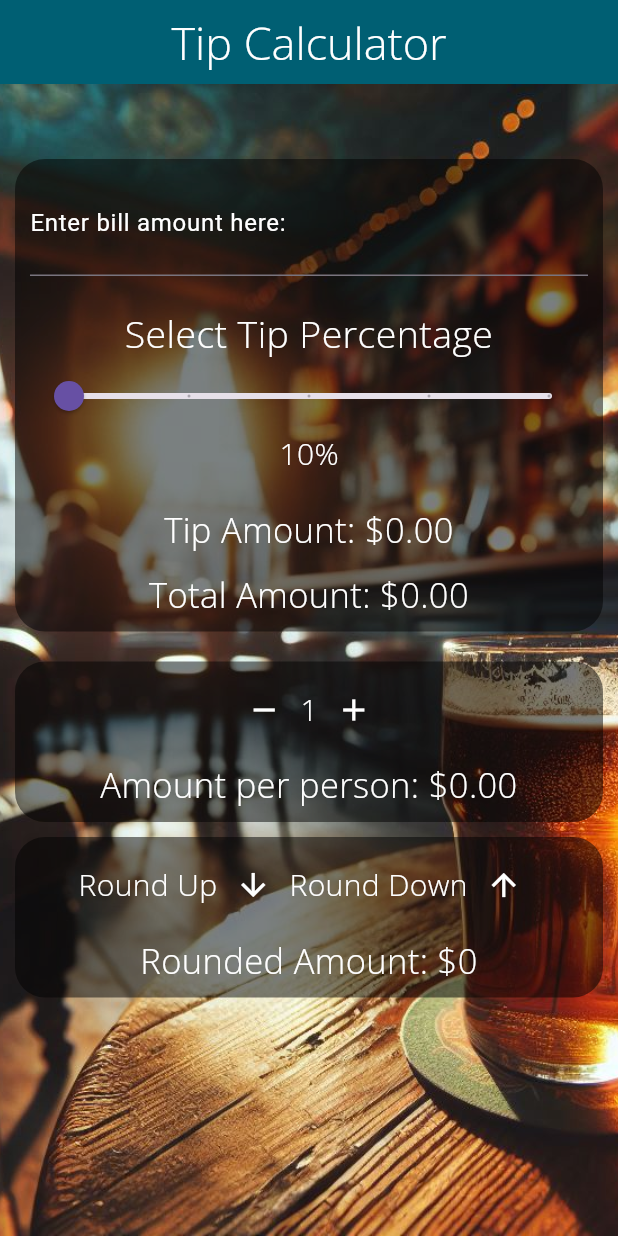
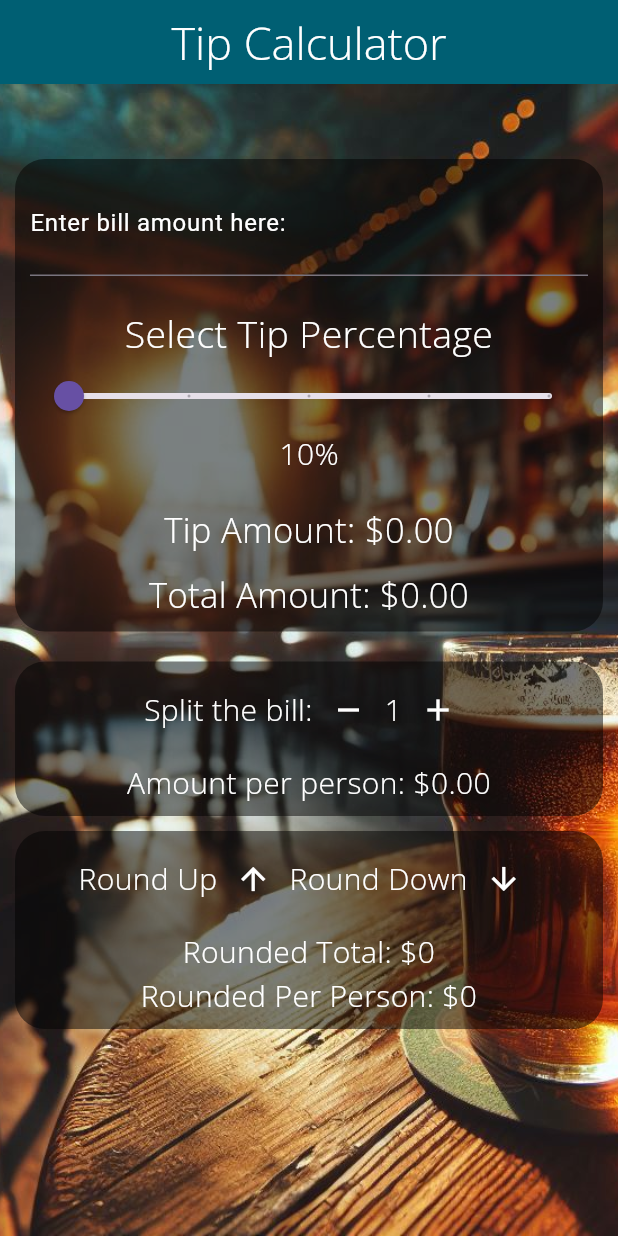
Before and after one commit to dvasquez08/tip-calculator, a Flutter app: the screen it shows after launch, after a tap on the "arrow upward" icon, on a phone screen of 412 x 824 dp. Run offline on Flutter 3.47's test engine with Material 3 defaults, Android fonts, the phone set to English and light mode, and no system bars; our stand-ins replace google_fonts.

Commit message:
Cleaned up format

```diff
--- a/lib/TipCalculatorScreen.dart
+++ b/lib/TipCalculatorScreen.dart
@@ -146,6 +146,10 @@ class _TipCalculatorScreenState extends State<TipCalculatorScreen> {
                         Row(
                           mainAxisAlignment: MainAxisAlignment.center,
                           children: [
+                            const SansText('Split the bill:', 20.0),
+
+                            // ===== Removing amount of people =====
+
                             IconButton(
                               icon: const Icon(Icons.remove),
                               color: Colors.white,
@@ -157,6 +161,9 @@ class _TipCalculatorScreenState extends State<TipCalculatorScreen> {
                                 });
                               },
                             ),
+
+                            // ===== Adding the amount of people =====
+
                             SansText('$numberOfPeople', 20.0),
                             IconButton(
                               icon: const Icon(Icons.add),
@@ -170,7 +177,7 @@ class _TipCalculatorScreenState extends State<TipCalculatorScreen> {
                           ],
                         ),
                         const SizedBox(height: 10.0),
-                        SansText('Amount per person: \$${((billAmount + (billAmount * tipPercentage)) / numberOfPeople).toStringAsFixed(2)}',  23.0),
+                        SansText('Amount per person: \$${((billAmount + (billAmount * tipPercentage)) / numberOfPeople).toStringAsFixed(2)}',  20.0),
                       ],
                     ),
                   ),
@@ -201,6 +208,22 @@ class _TipCalculatorScreenState extends State<TipCalculatorScreen> {
 
                             const SansText('Round Up', 20.0),
                             IconButton(
+                              icon: const Icon(Icons.arrow_upward),
+                              color: Colors.white,
+                              onPressed: () {
+                                setState(() {
+                                  roundUp = true;
+                                  updateAmounts();
+                                });
+                              },
+                            ),
+
+                            // ===== Rounding the bill down =====
+
+
+
+                            const SansText('Round Down', 20.0),
+                            IconButton(
                               icon: const Icon(Icons.arrow_downward),
                               color: Colors.white,
                               onPressed: () {
@@ -210,26 +233,13 @@ class _TipCalculatorScreenState extends State<TipCalculatorScreen> {
                                 });
                               },
                             ),
-
-                            // ===== Rounding the bill down =====
-
-                            const SansText('Round Down', 20.0),
-                            IconButton(
-                              icon: const Icon(Icons.arrow_upward),
-                              color: Colors.white,
-                              onPressed: () {
-                                setState(() {
-                                  roundUp = true;
-                                  updateAmounts();
-                                });
-                              },
-                            ),
                           ],
                         ),
 
                         // ===== Showing the rounded amount =====
                         const SizedBox(height: 10.0),
-                        SansText('Rounded Amount: \$${roundTotalAmount().toStringAsFixed(0)}', 23.0),
+                        SansText('Rounded Total: \$${roundTotalAmount().toStringAsFixed(0)}', 20.0),
+                        SansText('Rounded Per Person: \$${calculateAmountPerPerson().toStringAsFixed(0)}', 20.0)
                       ],
                     ),
                   )
```
